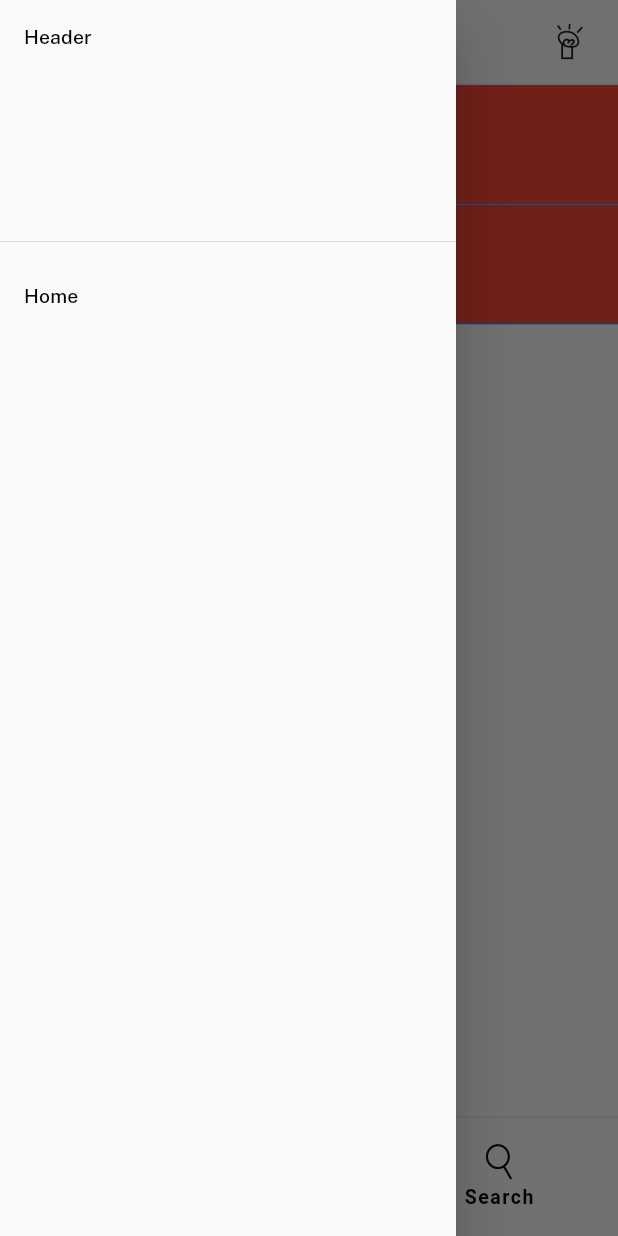
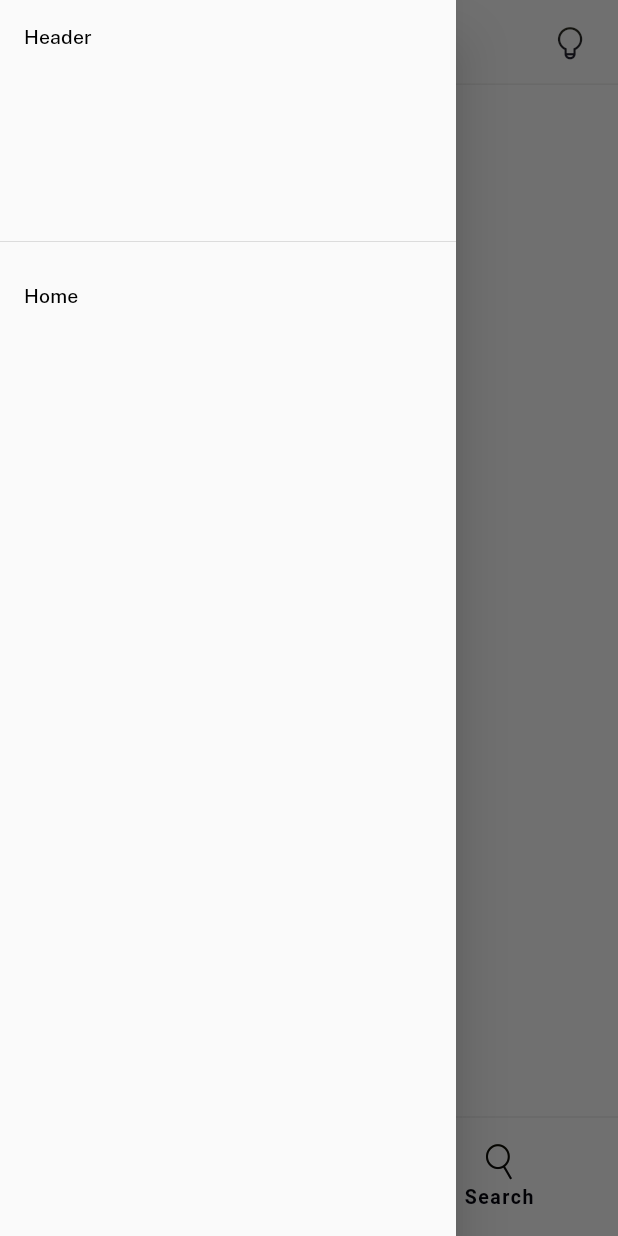
Before and after one commit to SotoArmando/appniceoogling_recipesspotlight, a Flutter app: the screen it shows after launch, item 3 of the bottom bar chosen, with the side drawer open, on a phone screen of 412 x 824 dp. Run offline on Flutter 3.47's test engine with Material 2 defaults, Android fonts, the phone set to English and light mode, and no system bars; our stand-ins replace cached_network_image, google_fonts; missing offline and left inert: dart:html; network calls fail; Roboto replaces fonts that are missing (Lator).

Commit message:
Added settings page approach invision

```diff
--- a/lib/convenientHorizontalScroller.dart
+++ b/lib/convenientHorizontalScroller.dart
@@ -7,7 +7,7 @@ import 'package:niceoogling/Tastydescendant.dart';
 import 'package:niceoogling/descendants/recipe.dart';
 import 'package:niceoogling/gradienttext.dart';
 import 'package:niceoogling/math.dart';
-import 'package:niceoogling/viewdescendants/Recipeascendant.dart';
+import 'package:niceoogling/modelascendants/Recipeascendant.dart';
 
 class convenientHorizontalScroller extends StatefulWidget {
   final double height;
--- a/lib/libretepage.dart
+++ b/lib/libretepage.dart
@@ -24,6 +24,7 @@ class _LibretepageState extends State<Libretepage> {
   @override
   Widget build(BuildContext context) {
     return Container(
+      color: Color(0xFFf4f4f4),
       child: SingleChildScrollView(
         child: Column(
           mainAxisAlignment: MainAxisAlignment.start,
--- a/lib/main.dart
+++ b/lib/main.dart
@@ -1,12 +1,15 @@
 import 'dart:html';
 import 'dart:math';
 
+import 'package:flutter/cupertino.dart';
 import 'package:flutter/material.dart';
 import 'package:google_fonts/google_fonts.dart';
 import 'package:niceoogling/Tastydescendant.dart';
+import 'package:niceoogling/convenientNestedNavigator.dart';
 import 'package:niceoogling/descendants/recipe.dart';
 import 'package:niceoogling/homepage.dart';
 import 'package:niceoogling/libretepage.dart';
+import 'package:niceoogling/recipeportascendant.dart';
 import 'package:niceoogling/settingspage.dart';
 import 'package:provider/provider.dart';
 
@@ -26,8 +29,24 @@ class MyApp extends StatelessWidget {
       debugShowCheckedModeBanner: false,
       title: 'Flutter Demo ',
       theme: ThemeData(
+          buttonTheme: ButtonThemeData(
+            buttonColor: Colors.deepPurple, //  <-- dark color
+            textTheme: ButtonTextTheme
+                .primary, //  <-- this auto selects the right color
+          ),
+          pageTransitionsTheme: PageTransitionsTheme(builders: {
+            TargetPlatform.iOS: OpenUpwardsPageTransitionsBuilder(),
+            TargetPlatform.android: OpenUpwardsPageTransitionsBuilder(),
+          }),
           // Define the default brightness and colors.
-
+          textButtonTheme: TextButtonThemeData(
+              style: ButtonStyle(
+                  foregroundColor: MaterialStateProperty.all<Color>(
+                    Colors.black,
+                  ),
+                  overlayColor: MaterialStateProperty.all<Color>(
+                    Colors.orange,
+                  ))),
           // Define the default font family.
           fontFamily: 'Lator',
           // Define the default `TextTheme`. Use this to specify the default
@@ -79,10 +98,10 @@ class MyHomePage extends StatefulWidget {
 class _MyHomePageState extends State<MyHomePage> {
   int _counter = 0;
   int window = 1;
-  final List<StatefulWidget> pages = [
+  final List<Widget> pages = [
     Libretepage(),
     Homepage(),
-    Settingspage()
+    Settingspage(),
   ];
   final GlobalKey<ScaffoldState> _scaffoldKey = new GlobalKey<ScaffoldState>();
   final PageController controller =
@@ -123,8 +142,21 @@ class _MyHomePageState extends State<MyHomePage> {
             shape:
                 Border(bottom: BorderSide(color: Color(0xFFE4E4E3), width: 1)),
             leading: TextButton(
-              child: Icon(group_17,
-                  color: Colors.black, size: coremeasure_2 * 1.002575),
+              child: ShaderMask(
+                  blendMode: BlendMode.srcIn,
+                  shaderCallback: (Rect bounds) {
+                    return LinearGradient(
+                            colors: [
+                          Color.fromARGB(255, 17, 17, 0),
+                          Color.fromARGB(255, 1, 0, 19)
+                        ],
+                            tileMode: TileMode.mirror,
+                            begin: Alignment.topCenter,
+                            end: Alignment.bottomCenter)
+                        .createShader(bounds);
+                  },
+                  child: Icon(group_17,
+                      color: Colors.black, size: coremeasure_2 * 1.002575)),
               onPressed: () => _scaffoldKey.currentState?.openDrawer(),
             ),
             backgroundColor: Colors.transparent,
@@ -133,16 +165,50 @@ class _MyHomePageState extends State<MyHomePage> {
             shadowColor: Color(0xFFEEEEFF),
             actions: [
               TextButton(
-                child: const Icon(group_1,
-                    size: coremeasure_2 * 1.003125, color: Colors.black87),
+                child: ShaderMask(
+                    blendMode: BlendMode.srcIn,
+                    shaderCallback: (Rect bounds) {
+                      return LinearGradient(
+                              colors: [
+                            Color.fromARGB(255, 17, 17, 0),
+                            Color.fromARGB(255, 1, 0, 19)
+                          ],
+                              tileMode: TileMode.mirror,
+                              begin: Alignment.topCenter,
+                              end: Alignment.bottomCenter)
+                          .createShader(bounds);
+                    },
+                    child: const Icon(group_25,
+                        size: coremeasure_2 * 1.003125, color: Colors.black87)),
                 onPressed: () => _scaffoldKey.currentState?.openDrawer(),
               ),
             ],
           )),
-      body: PageView(
-        controller: controller,
-        onPageChanged: (page) => updateWindow(page),
-        children: pages,
+      body: Navigator(
+        initialRoute: '/',
+        onGenerateRoute: (RouteSettings settings) {
+          WidgetBuilder builder;
+          switch (settings.name) {
+            case '/':
+              builder = (BuildContext context) => Container(
+                    color: Color(0xFFf4f4f4),
+                    child: PageView(
+                      controller: controller,
+                      onPageChanged: (page) => updateWindow(page),
+                      children: pages,
+                    ),
+                  );
+              break;
+            case 'activities/readrecipe':
+              builder = (BuildContext context) => RecipeportAscendant();
+              break;
+            default:
+              throw Exception('Invalid route: ${settings.name}');
+          }
+
+          // var a = PageRouteBuilder(pageBuilder: builder, settings: settings);
+          return MaterialPageRoute<void>(builder: builder, settings: settings);
+        },
       ),
       bottomNavigationBar: SizedBox(
         height: coremeasure_9,
--- a/lib/math.dart
+++ b/lib/math.dart
@@ -34,6 +34,7 @@ const double coremeasure_0 = 17,
 
 const _kFontFam = 'MyFlutterApp';
 const String? _kFontPkg = null;
+
 const IconData group_17 =
     IconData(0xe800, fontFamily: _kFontFam, fontPackage: _kFontPkg);
 const IconData group_18 =
@@ -42,9 +43,7 @@ const IconData group_19 =
     IconData(0xe802, fontFamily: _kFontFam, fontPackage: _kFontPkg);
 const IconData group_20 =
     IconData(0xe803, fontFamily: _kFontFam, fontPackage: _kFontPkg);
-const IconData lightbulboutline =
+const IconData group_22 =
     IconData(0xe804, fontFamily: _kFontFam, fontPackage: _kFontPkg);
-const IconData group_22 =
+const IconData group_25 =
     IconData(0xe805, fontFamily: _kFontFam, fontPackage: _kFontPkg);
-const IconData group_1 =
-    IconData(0xe806, fontFamily: _kFontFam, fontPackage: _kFontPkg);
--- a/lib/settingspage.dart
+++ b/lib/settingspage.dart
@@ -1,6 +1,13 @@
+import 'dart:math';
+
 import 'package:flutter/cupertino.dart';
 import 'package:flutter/material.dart';
+import 'package:google_fonts/google_fonts.dart';
+import 'package:niceoogling/Tastydescendant.dart';
+import 'package:niceoogling/descendants/recipe.dart';
 import 'package:niceoogling/math.dart';
+import 'package:niceoogling/modelascendants/Historyascendant.dart';
+import 'package:provider/provider.dart';
 
 class Settingspage extends StatefulWidget {
   const Settingspage({Key? key}) : super(key: key);
@@ -15,27 +22,34 @@ class _SettingspageState extends State<Settingspage> {
     return Container(
       child: Column(
         children: [
-          Container(
-            height: coremeasure_9,
-            decoration: BoxDecoration(
-                color: Colors.red,
-                border:
-                    Border(bottom: BorderSide(color: Colors.blue, width: 1))),
-          ),
-          Container(
-            height: coremeasure_9,
-            decoration: BoxDecoration(
-                color: Colors.red,
-                border:
-                    Border(bottom: BorderSide(color: Colors.blue, width: 1))),
+          Consumer<Tastydescendant>(
+            builder: (context, tastydescendant, child) => Stack(
+              children: [
+                if (child != null) child,
+                Column(
+                  children: [
+                    for (Recipe i in tastydescendant.homepagefeature0.take(2))
+                      HistoryAscendant(recipe: i),
+                  ],
+                )
+              ],
+            ),
           ),
           for (String i in ["Settings", "About us", "License"])
             Container(
-              height: coremeasure_6,
+              height: coremeasure_6 + (coremeasure_0 / pow(1.1875, 1)),
               padding: EdgeInsets.only(left: coremeasure_0),
               child: Text(
                 i,
-                style: Theme.of(context).textTheme.bodyText1,
+                style: GoogleFonts.publicSans(
+                  textStyle: TextStyle(
+                    height: 1,
+                    fontWeight: FontWeight.w300,
+                    fontSize: coremeasure_1,
+                    color: Colors.black.withOpacity(0.99705),
+                    letterSpacing: coremeasure_0 / (pow(1.1875, 15)),
+                  ),
+                ),
                 textAlign: TextAlign.start,
               ),
               alignment: Alignment.centerLeft,
```
Also changed, not shown: assets/flutter-icons-05f58403/config.json (+51 -71 lines), assets/flutter-icons-05f58403/my_flutter_app_icons.dart (+2 -7 lines), lib/convenientNestedNavigator.dart (added, +56 -0 lines), lib/homepage.dart (+7 -4 lines), lib/modelascendants/Historyascendant.dart (added, +121 -0 lines), lib/modelascendants/Recipeascendant.dart (renamed from lib/viewdescendants/Recipeascendant.dart, +11 -14 lines), lib/recipeportascendant.dart (added, +28 -0 lines), assets/flutter-icons-05f58403/fonts/MyFlutterApp.ttf.
